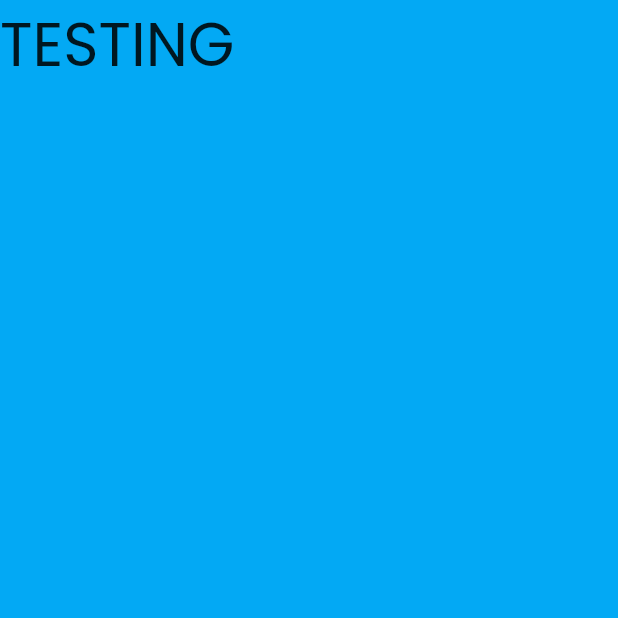
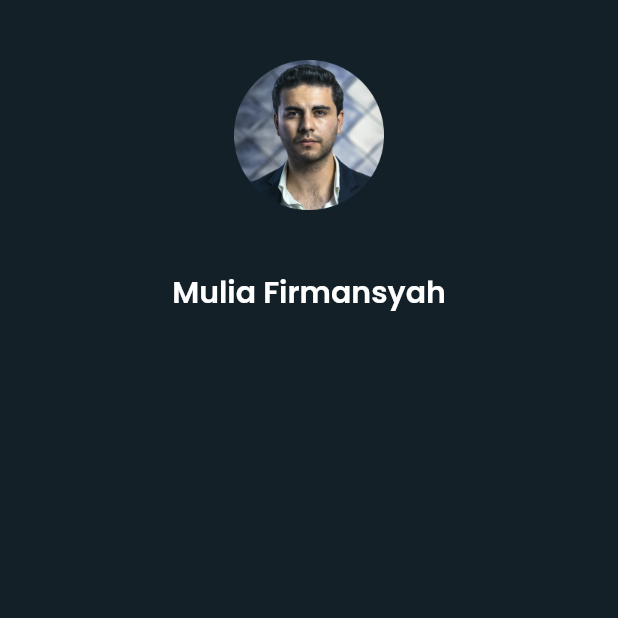
Before and after one commit to Mesail-Creative-Hub/mchub-team, a Flutter app: the screen it shows after launch, on a phone screen of 412 x 824 dp, the top half of it. Run offline on Flutter 3.47's test engine with Material 2 defaults, Android fonts, the phone set to English and light mode, and no system bars.

Commit message:
menambah variable di theme.dart

```diff
--- a/lib/main.dart
+++ b/lib/main.dart
@@ -12,7 +12,7 @@ class MyApp extends StatelessWidget {
       theme: ThemeData(
         fontFamily: 'Poppins',
       ),
-      home: MemberProfile(),
+      home: SafeArea(child: MemberProfile()),
     );
   }
 }
--- a/lib/pages/member_profile.dart
+++ b/lib/pages/member_profile.dart
@@ -1,13 +1,32 @@
+import 'dart:ui';
+
 import 'package:flutter/material.dart';
+
+import 'package:member_profile/theme.dart';
 
 class MemberProfile extends StatelessWidget {
   @override
   Widget build(BuildContext context) {
     return Scaffold(
-      backgroundColor: Colors.lightBlue,
-      body: Text('TESTING', style: TextStyle(
-          fontSize: 40
-      ),),
+      backgroundColor: darkColor,
+      body: Center(
+        child: Column(
+          children: [
+            SizedBox(height: 40,),
+            Image.asset('assets/images/picture.png', height: 100, width: 100,),
+            SizedBox(height: 40,),
+            Text(
+                'Mulia Firmansyah',
+                style: TextStyle(
+                  fontSize: 20,
+                  color: whiteColor,
+                  fontWeight: FontWeight.w600
+                )
+            )
+
+          ],
+        ),
+      )
     );
   }
 }
--- a/pubspec.yaml
+++ b/pubspec.yaml
@@ -58,9 +58,8 @@ flutter:
   uses-material-design: true
 
   # To add assets to your application, add an assets section, like this:
-  # assets:
-  #   - images/a_dot_burr.jpeg
-  #   - images/a_dot_ham.jpeg
+  assets:
+    - assets/images/
 
   # An image asset can refer to one or more resolution-specific "variants", see
   # https://flutter.dev/assets-and-images/#resolution-aware.
```
Also changed, not shown: lib/theme.dart (+16 -8 lines), assets/images/picture.png (added).
